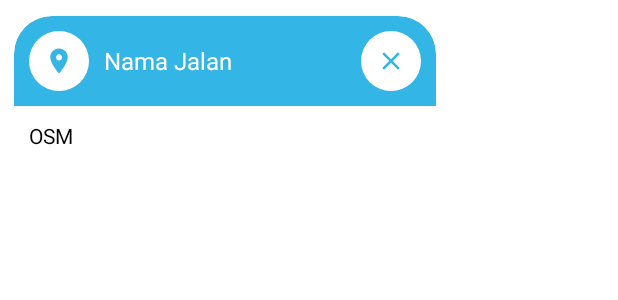
After one commit to bebekUX/Kurirku, an Android app: the layout layout_tooltip.xml on its own in the app's theme, with its tools: preview values and no code run, on a phone screen of 412 x 824 dp. The commit adds this screen. Shown: the top 300 px of the screen. Run offline under Robolectric (Android 15) with nearby library versions, the phone set to English and light mode, and no system bars.

Commit message:
Geo Location

```diff
--- a/app/build.gradle
+++ b/app/build.gradle
@@ -2,6 +2,7 @@ plugins {
     id 'com.android.application'
     id 'org.jetbrains.kotlin.android'
     id 'com.google.gms.google-services'
+    id 'kotlin-android-extensions'
 }
 
 android {
@@ -46,4 +47,7 @@ dependencies {
     testImplementation 'junit:junit:4.13.2'
     androidTestImplementation 'androidx.test.ext:junit:1.1.3'
     androidTestImplementation 'androidx.test.espresso:espresso-core:3.4.0'
+
+    //maps
+    implementation 'org.osmdroid:osmdroid-android:6.1.11'
 }
--- a/app/src/main/java/com/UGD/kurirku/MainActivity.kt
+++ b/app/src/main/java/com/UGD/kurirku/MainActivity.kt
@@ -17,6 +17,7 @@ import android.os.Build
 import androidx.core.app.NotificationCompat
 import androidx.core.app.NotificationManagerCompat
 import com.UGD.kurirku.databinding.RegisterBinding
+
 
 class MainActivity : AppCompatActivity() {
 
--- /dev/null
+++ b/app/src/main/res/drawable/bg_circle.xml
@@ -0,0 +1,7 @@
+<?xml version="1.0" encoding="utf-8"?>
+<shape android:shape="oval"
+    xmlns:android="http://schemas.android.com/apk/res/android">
+    <solid android:color="#42b752"/>
+    <size android:height="20dp" android:width="20dp" />
+
+</shape>
--- /dev/null
+++ b/app/src/main/res/drawable/bg_rounded_rect.xml
@@ -0,0 +1,10 @@
+<?xml version="1.0" encoding="utf-8"?>
+<shape
+    xmlns:android="http://schemas.android.com/apk/res/android"
+    android:shape="rectangle">
+    <solid android:color="@android:color/white"/>
+    <corners
+        android:topLeftRadius="25dp"
+        android:topRightRadius="25dp"/>
+
+</shape>
--- /dev/null
+++ b/app/src/main/res/drawable/bg_triangle.xml
@@ -0,0 +1,13 @@
+<?xml version="1.0" encoding="utf-8"?>
+<vector xmlns:android="http://schemas.android.com/apk/res/android"
+    android:width="10dp"
+    android:height="24dp"
+    android:viewportWidth="24.0"
+    android:viewportHeight="24.0">
+
+    <path
+        android:fillColor="#000000"
+        android:pathData="M0,12l0,12 11.5,-5.7c6.3,-3.2 11.5,-6 11.5,-6.3 0, -0.3 -5.2,-3.1 -11.5,-6.3l-11.5,-5.7 0,12z"
+        android:strokeColor="#000000"/>
+
+</vector>
--- /dev/null
+++ b/app/src/main/res/drawable/ic_baseline_close_24.xml
@@ -0,0 +1,5 @@
+<vector android:height="24dp" android:tint="#000000"
+    android:viewportHeight="24" android:viewportWidth="24"
+    android:width="24dp" xmlns:android="http://schemas.android.com/apk/res/android">
+    <path android:fillColor="@android:color/white" android:pathData="M19,6.41L17.59,5 12,10.59 6.41,5 5,6.41 10.59,12 5,17.59 6.41,19 12,13.41 17.59,19 19,17.59 13.41,12z"/>
+</vector>
--- /dev/null
+++ b/app/src/main/res/drawable/ic_baseline_location_on_24.xml
@@ -0,0 +1,5 @@
+<vector android:height="24dp" android:tint="#000000"
+    android:viewportHeight="24" android:viewportWidth="24"
+    android:width="24dp" xmlns:android="http://schemas.android.com/apk/res/android">
+    <path android:fillColor="@android:color/white" android:pathData="M12,2C8.13,2 5,5.13 5,9c0,5.25 7,13 7,13s7,-7.75 7,-13c0,-3.87 -3.13,-7 -7,-7zM12,11.5c-1.38,0 -2.5,-1.12 -2.5,-2.5s1.12,-2.5 2.5,-2.5 2.5,1.12 2.5,2.5 -1.12,2.5 -2.5,2.5z"/>
+</vector>
--- a/app/src/main/res/layout/activity_main.xml
+++ b/app/src/main/res/layout/activity_main.xml
@@ -8,6 +8,11 @@
     android:layout_height="match_parent"
     tools:context=".MainActivity"
     android:background="@color/Orange">
+
+    <org.osmdroid.views.MapView
+        android:id="@+id/mapView"
+        android:layout_width="match_parent"
+        android:layout_height="match_parent"/>
 
     <ImageView
         android:id="@+id/imageView"
--- /dev/null
+++ b/app/src/main/res/layout/layout_tooltip.xml
@@ -0,0 +1,98 @@
+<?xml version="1.0" encoding="utf-8"?>
+<RelativeLayout xmlns:android="http://schemas.android.com/apk/res/android"
+    xmlns:app="http://schemas.android.com/apk/res-auto"
+    android:layout_width="wrap_content"
+    android:layout_height="wrap_content">
+
+    <androidx.cardview.widget.CardView
+        android:id="@+id/cvContent"
+        android:layout_width="300dp"
+        android:layout_height="wrap_content"
+        android:layout_alignParentTop="true"
+        android:layout_centerInParent="true"
+        android:orientation="vertical"
+        app:cardBackgroundColor="@color/white"
+        app:cardCornerRadius="25dp"
+        app:cardElevation="0dp"
+        app:cardUseCompatPadding="true">
+
+        <LinearLayout
+            android:layout_width="match_parent"
+            android:layout_height="wrap_content"
+            android:orientation="vertical">
+
+            <RelativeLayout
+                android:layout_width="match_parent"
+                android:layout_height="wrap_content"
+                android:background="@drawable/bg_rounded_rect"
+                android:backgroundTint="@android:color/holo_blue_light"
+                android:padding="10dp">
+
+                <ImageView
+                    android:id="@+id/imageLocation"
+                    android:layout_width="40dp"
+                    android:layout_height="40dp"
+                    android:layout_alignParentStart="true"
+                    android:layout_centerInParent="true"
+                    android:background="@drawable/bg_circle"
+                    android:backgroundTint="@color/white"
+                    android:padding="10dp"
+                    android:src="@drawable/ic_baseline_location_on_24"
+                    app:tint="@android:color/holo_blue_light"/>
+
+                <TextView
+                    android:id="@+id/tvNamaLokasi"
+                    android:layout_width="wrap_content"
+                    android:layout_height="wrap_content"
+                    android:layout_centerInParent="true"
+                    android:layout_marginStart="10dp"
+                    android:layout_marginEnd="10dp"
+                    android:layout_toEndOf="@+id/imageLocation"
+                    android:ellipsize="end"
+                    android:singleLine="true"
+                    android:text="Nama Jalan"
+                    android:textColor="@color/white"
+                    android:textSize="16sp"/>
+
+                <ImageView
+                    android:id="@+id/imageClose"
+                    android:layout_width="40dp"
+                    android:layout_height="40dp"
+                    android:layout_alignParentEnd="true"
+                    android:layout_centerInParent="true"
+                    android:background="@drawable/bg_circle"
+                    android:backgroundTint="@color/white"
+                    android:padding="10dp"
+                    android:src="@drawable/ic_baseline_close_24"
+                    app:tint="@android:color/holo_blue_light"/>
+            </RelativeLayout>
+
+            <LinearLayout
+                android:layout_width="wrap_content"
+                android:layout_height="wrap_content"
+                android:orientation="vertical"
+                android:padding="10dp">
+
+                <TextView
+                    android:id="@+id/tvAlamat"
+                    android:layout_width="wrap_content"
+                    android:layout_height="wrap_content"
+                    android:text="OSM"
+                    android:textColor="@color/black"/>
+
+            </LinearLayout>
+
+        </LinearLayout>
+
+    </androidx.cardview.widget.CardView>
+    <ImageView
+        android:layout_width="wrap_content"
+        android:layout_height="wrap_content"
+        android:layout_below="@+id/cvContent"
+        android:layout_centerHorizontal="true"
+        android:layout_marginTop="-22dp"
+        android:rotation="90"
+        android:src="@drawable/bg_triangle"
+        app:tint="@color/white"/>
+
+</RelativeLayout>
```
Also changed, not shown: app/src/main/assets/sample_maps.json (added, +15 -0 lines), app/src/main/java/com/UGD/kurirku/CustomInfoWindow.kt (added, +29 -0 lines), app/src/main/java/com/UGD/kurirku/MainActivityGeo.kt (added, +128 -0 lines), app/src/main/java/com/UGD/kurirku/ModelMain.kt (added, +8 -0 lines).
